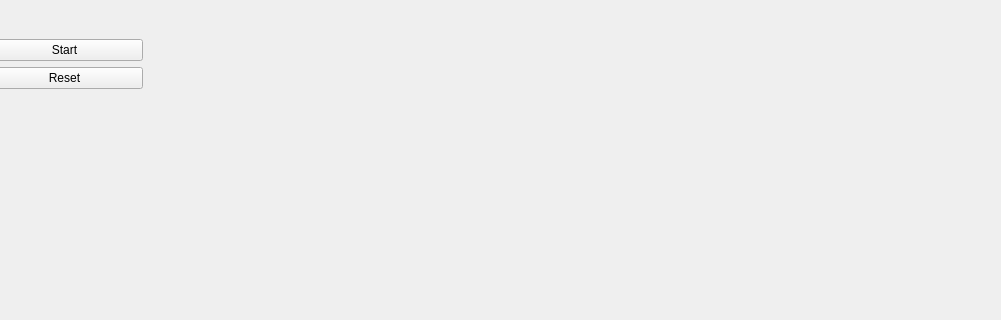
Qt form EconomicEngineDebugGUI/EconomicEngineDebugGUI.ui (ZeCroque/EconomicEngine) before a commit; both pictures show x 199 to 1200 and y 211 to 531 of the 1200 by 680 pixel window.
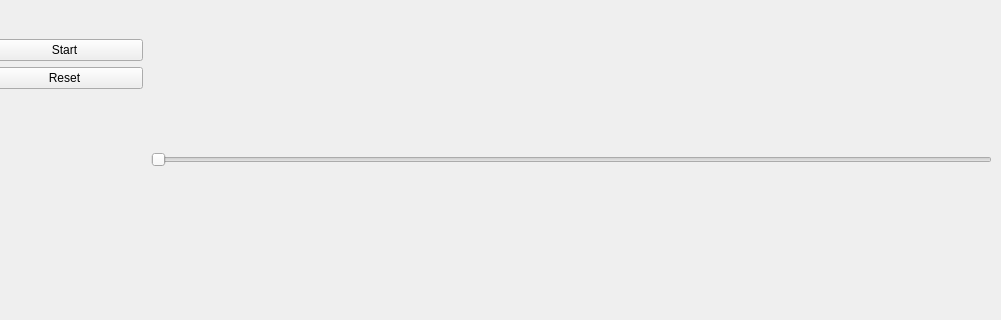
The same form after that commit. Custom widgets are drawn as their Qt base class.

Commit message: Feat -> X Slider: Add x slider for navigate inside data

Diff of the .ui file:
```diff
--- a/EconomicEngineDebugGUI/EconomicEngineDebugGUI.ui
+++ b/EconomicEngineDebugGUI/EconomicEngineDebugGUI.ui
@@ -245,6 +245,19 @@
      </item>
     </layout>
    </widget>
+   <widget class="QSlider" name="horizontalXSlider">
+    <property name="geometry">
+     <rect>
+      <x>350</x>
+      <y>360</y>
+      <width>841</width>
+      <height>22</height>
+     </rect>
+    </property>
+    <property name="orientation">
+     <enum>Qt::Horizontal</enum>
+    </property>
+   </widget>
   </widget>
   <widget class="QStatusBar" name="statusBar">
    <property name="enabled">
```
The commit also changes 3 other files.
